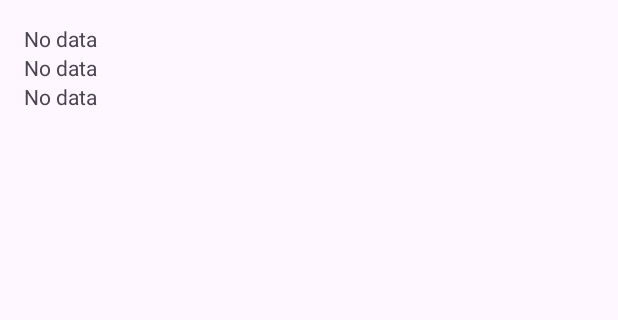
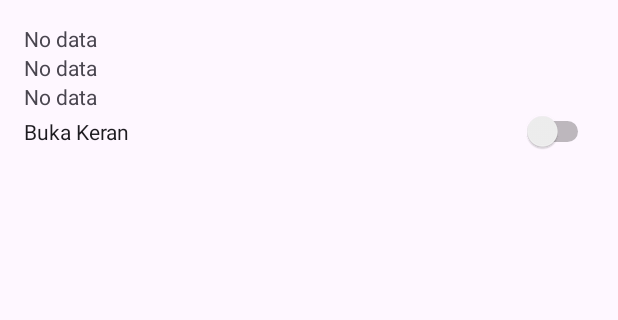
Before and after one commit to MFajriansyah46/smartwatertank, an Android app: the screen it shows after launch (MainActivity), on a phone screen of 412 x 824 dp, the part 73-393 px from its top. Run offline under Robolectric (Android 15) with nearby library versions, the light colour scheme and no system bars; our stand-ins replace Firebase (no records; nobody signed in at launch, a user with empty details on screens opened directly).

Commit message:
menambahkan switch keran

```diff
--- a/app/src/main/java/com/bangraja/smartwatertank/MainActivity.java
+++ b/app/src/main/java/com/bangraja/smartwatertank/MainActivity.java
@@ -1,6 +1,7 @@
 package com.bangraja.smartwatertank;
 
 import android.os.Bundle;
+import android.widget.Switch;
 import android.widget.TextView;
 import androidx.annotation.NonNull;
 import androidx.appcompat.app.AppCompatActivity;
@@ -12,7 +13,8 @@ import com.google.firebase.database.ValueEventListener;
 
 public class MainActivity extends AppCompatActivity {
     private TextView pressure, height, water_volume;
-    private DatabaseReference databaseReference;
+    private Switch bukaKeran;
+    private DatabaseReference sensor, keran;
 
     @Override
     protected void onCreate(Bundle savedInstanceState) {
@@ -22,12 +24,14 @@ public class MainActivity extends AppCompatActivity {
         pressure = findViewById(R.id.pressure);
         height = findViewById(R.id.height);
         water_volume = findViewById(R.id.water_volume);
+        bukaKeran = findViewById(R.id.bukaKeran);
 
         // Inisialisasi Firebase Database Reference
-        databaseReference = FirebaseDatabase.getInstance().getReference("tb_ukuran");
+        sensor = FirebaseDatabase.getInstance().getReference("tb_ukuran");
+        keran = FirebaseDatabase.getInstance().getReference("keran");
 
         // Ambil data dari database secara real-time
-        databaseReference.addValueEventListener(new ValueEventListener() {
+        sensor.addValueEventListener(new ValueEventListener() {
             @Override
             public void onDataChange(@NonNull DataSnapshot snapshot) {
                 if (!snapshot.exists()) {
@@ -36,12 +40,11 @@ public class MainActivity extends AppCompatActivity {
                     water_volume.setText("No data");
                     return;
                 }
-                // Ambil nilai dengan tipe data yang sesuai
+
                 Double heightValue = snapshot.child("height").getValue(Double.class);
                 Long pressureValue = snapshot.child("pressure").getValue(Long.class);
                 Double waterVolumeValue = snapshot.child("water_volume").getValue(Double.class);
 
-                // Konversi angka ke String sebelum ditampilkan
                 pressure.setText(pressureValue != null ?        "Tekanan\t\t \t" + String.valueOf(pressureValue) + " Pa" : "N/A");
                 height.setText(heightValue != null ?            "Ketinggian\t \t" + String.format("%.5f", heightValue) + " m" : "N/A");
                 water_volume.setText(waterVolumeValue != null ? "Volume\t\t\t \t" + String.format("%.5f", waterVolumeValue) + " m^3" : "N/A");
@@ -54,5 +57,26 @@ public class MainActivity extends AppCompatActivity {
                 water_volume.setText("Error loading data");
             }
         });
+
+        // Baca status keran dari Firebase
+        keran.addValueEventListener(new ValueEventListener() {
+            @Override
+            public void onDataChange(@NonNull DataSnapshot snapshot) {
+                Boolean statusKeran = snapshot.getValue(Boolean.class);
+                if (statusKeran != null) {
+                    bukaKeran.setChecked(statusKeran);
+                }
+            }
+
+            @Override
+            public void onCancelled(@NonNull DatabaseError error) {
+                // Handle error
+            }
+        });
+
+        // Handle perubahan status switch
+        bukaKeran.setOnCheckedChangeListener((buttonView, isChecked) -> {
+            keran.setValue(isChecked);
+        });
     }
 }
--- a/app/src/main/res/layout/activity_main.xml
+++ b/app/src/main/res/layout/activity_main.xml
@@ -25,4 +25,10 @@
         android:id="@+id/water_volume"
         android:layout_width="wrap_content"
         android:layout_height="wrap_content"/>
+
+    <Switch
+        android:id="@+id/bukaKeran"
+        android:layout_width="match_parent"
+        android:layout_height="wrap_content"
+        android:text="Buka Keran" />
 </LinearLayout>
```
